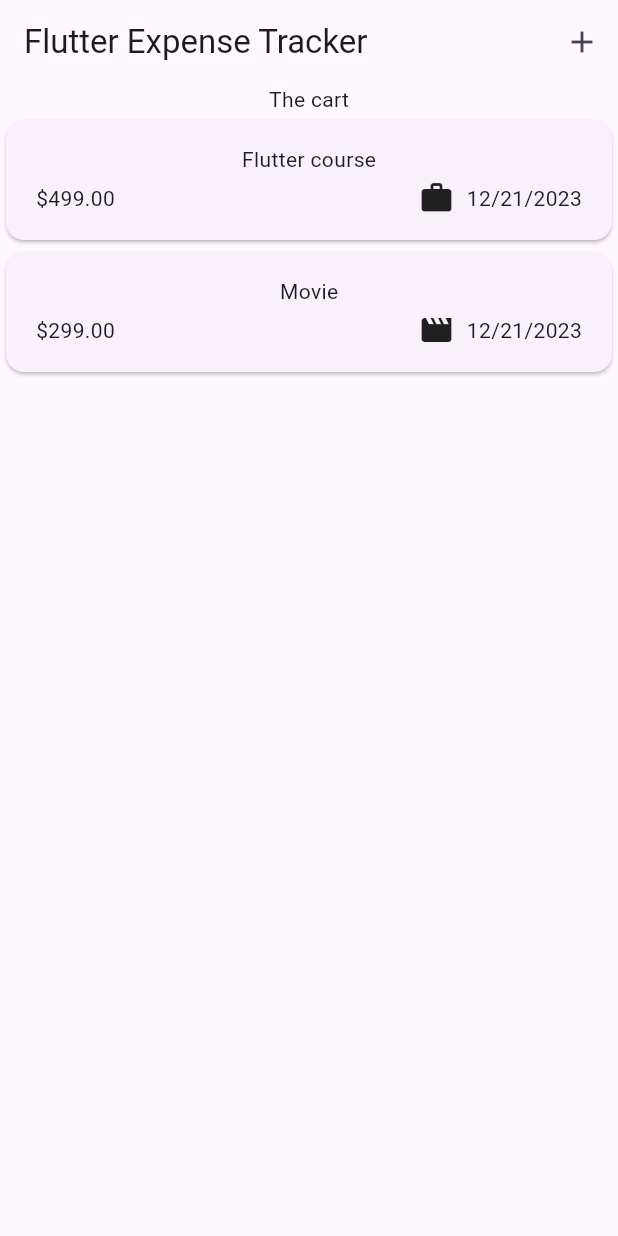
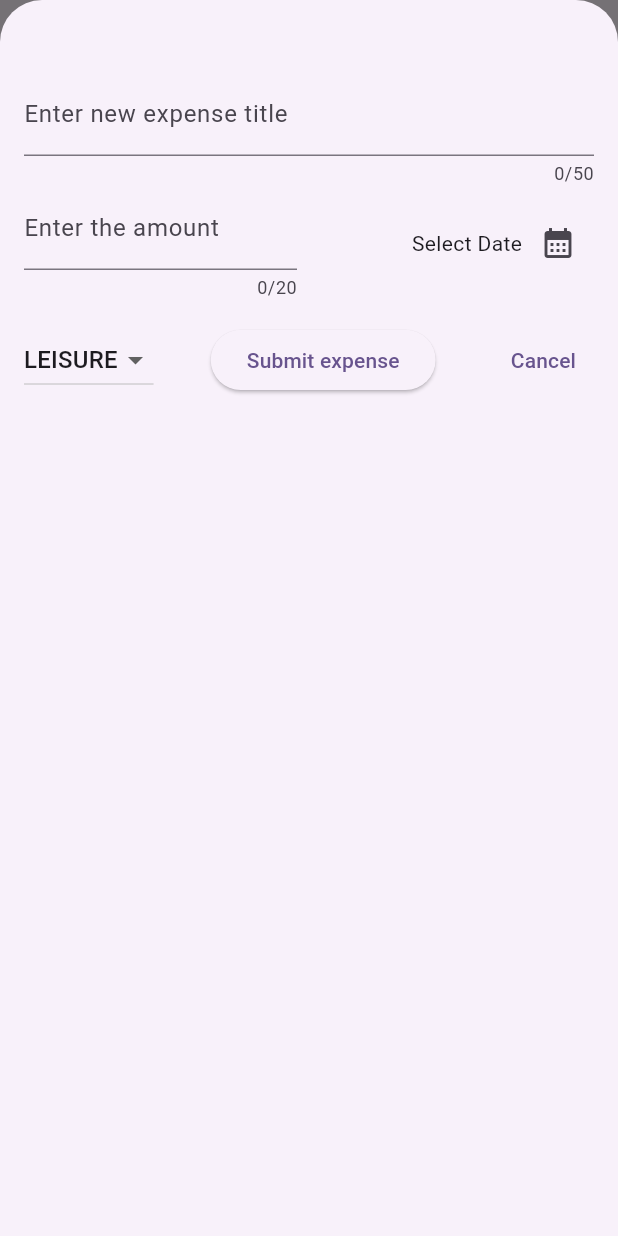
Before and after one commit to pratikk94/Flutter, a Flutter app: the screen it shows after launch, after a tap on the "add" icon, on a phone screen of 412 x 824 dp. Run offline on Flutter 3.47's test engine with Material 2 defaults, Android fonts, the phone set to English and light mode, and no system bars.

Commit message:
App without theming

```diff
--- a/003_expense_tracker/expense_tracker/lib/widgets/expense_list/expenses_list.dart
+++ b/003_expense_tracker/expense_tracker/lib/widgets/expense_list/expenses_list.dart
@@ -3,15 +3,23 @@ import 'package:expense_tracker/widgets/expense_list/expense_item.dart';
 import 'package:flutter/material.dart';
 
 class ExpensesList extends StatelessWidget {
-  const ExpensesList({super.key, required this.expenses});
+  const ExpensesList(
+      {super.key, required this.expenses, required this.removeExpense});
 
   final List<Expense> expenses;
+  final Function removeExpense;
 
   @override
   Widget build(BuildContext context) {
     return ListView.builder(
       itemCount: expenses.length,
-      itemBuilder: ((context, index) => ExpenseItem(expense: expenses[index])),
+      itemBuilder: ((context, index) => Dismissible(
+            key: ValueKey(expenses[index]),
+            onDismissed: (direction) {
+              removeExpense(expenses[index]);
+            },
+            child: ExpenseItem(expense: expenses[index]),
+          )),
     );
   }
 }
--- a/003_expense_tracker/expense_tracker/lib/widgets/expenses.dart
+++ b/003_expense_tracker/expense_tracker/lib/widgets/expenses.dart
@@ -1,5 +1,6 @@
 import 'package:expense_tracker/widgets/expense_list/expenses_list.dart';
 import 'package:expense_tracker/models/expense.dart';
+import 'package:expense_tracker/widgets/new_expense.dart';
 import 'package:flutter/material.dart';
 
 class Expenses extends StatefulWidget {
@@ -23,14 +24,58 @@ class _ExpensesState extends State<Expenses> {
         date: DateTime.now())
   ];
 
+  _showModalSheet() {
+    showModalBottomSheet(
+        isScrollControlled: true,
+        context: context,
+        builder: (ctx) {
+          return NewExpense(addExpense: _addExpense);
+        });
+  }
+
+  void _addExpense(Expense e) {
+    setState(() {
+      registeredExpenses.add(e);
+    });
+  }
+
+  void _removeExpense(Expense e) {
+    var index = registeredExpenses.indexOf(e);
+
+    setState(() {
+      registeredExpenses.remove(e);
+    });
+
+    ScaffoldMessenger.of(context).clearSnackBars();
+    ScaffoldMessenger.of(context).showSnackBar(
+      SnackBar(
+        content: const Text("Item deleted"),
+        action: SnackBarAction(
+          label: "Undo",
+          onPressed: () {
+            setState(() {
+              registeredExpenses.insert(index, e);
+            });
+          },
+        ),
+      ),
+    );
+  }
+
   @override
   Widget build(BuildContext context) {
+    Widget mainContent = const Center(child: Text("No expense logged"));
+
+    if (!registeredExpenses.isEmpty) {
+      mainContent = ExpensesList(
+          expenses: registeredExpenses, removeExpense: _removeExpense);
+    }
     return Scaffold(
       appBar: AppBar(
         title: const Text("Flutter Expense Tracker"),
         actions: [
           IconButton(
-            onPressed: () {},
+            onPressed: _showModalSheet,
             icon: const Icon(Icons.add),
           ),
         ],
@@ -38,9 +83,7 @@ class _ExpensesState extends State<Expenses> {
       body: Column(
         children: [
           const Text("The cart"),
-          Expanded(
-            child: ExpensesList(expenses: registeredExpenses),
-          ),
+          Expanded(child: mainContent),
         ],
       ),
     );
--- /dev/null
+++ b/003_expense_tracker/expense_tracker/lib/widgets/new_expense.dart
@@ -0,0 +1,174 @@
+import 'package:flutter/material.dart';
+import 'package:intl/intl.dart';
+import 'package:expense_tracker/models/expense.dart';
+
+var formatter = DateFormat.yMd();
+
+//ignore: must_be_immutable
+class NewExpense extends StatefulWidget {
+  NewExpense({super.key, required this.addExpense});
+  Function addExpense;
+  @override
+  State<NewExpense> createState() => _NewExpenseState();
+}
+
+class _NewExpenseState extends State<NewExpense> {
+  // var _enteredTitle = '';
+  // void _saveTitleInput(String inputValue) {
+  //   _enteredTitle = inputValue;
+  // }
+
+  final _titleController = TextEditingController();
+  final _expenseAmountController = TextEditingController();
+  DateTime? _selectedDate;
+  Category _selectedCategory = Category.leisure;
+
+  @override
+  void dispose() {
+    _titleController.dispose();
+    _expenseAmountController.dispose();
+    super.dispose();
+  }
+
+  void _presentDatePicker() async {
+    final now = DateTime.now();
+    final firstDate = DateTime(now.year - 1, now.month, now.day);
+
+    final pickedDate = await showDatePicker(
+        context: context,
+        initialDate: now,
+        firstDate: firstDate,
+        lastDate: now);
+
+    setState(() {
+      _selectedDate = pickedDate;
+    });
+  }
+
+  void _submitResponse() {
+    final enteredAmount = double.tryParse(_expenseAmountController.text);
+    final amountInvalid = enteredAmount == null || enteredAmount <= 0;
+
+    if (amountInvalid ||
+        _selectedDate == null ||
+        _titleController.text.trim().isEmpty) {
+      showDialog(
+        context: context,
+        builder: (ctx) => AlertDialog(
+          actions: [
+            TextButton(
+                onPressed: () {
+                  Navigator.pop(ctx);
+                },
+                child: const Text("Ok"))
+          ],
+          title: const Text("Invalid input"),
+          content: const Text(
+              "Please make sure a valid title amount and date is selected"),
+        ),
+      );
+      return;
+    }
+
+    Expense e = Expense(
+        title: _titleController.text,
+        amount: enteredAmount,
+        date: _selectedDate!,
+        category: _selectedCategory);
+
+    widget.addExpense(e);
+    Navigator.pop(context);
+  }
+
+  @override
+  Widget build(BuildContext context) {
+    return Padding(
+      padding: const EdgeInsets.fromLTRB(
+        16,
+        48,
+        16,
+        16,
+      ),
+      child: Column(
+        children: [
+          TextField(
+            maxLength: 50,
+            //onChanged: _saveTitleInput,
+            controller: _titleController,
+            decoration: const InputDecoration(
+              label: Text("Enter new expense title"),
+            ),
+          ),
+          Row(
+            children: [
+              Expanded(
+                child: TextField(
+                  maxLength: 20,
+                  keyboardType: TextInputType.number,
+                  controller: _expenseAmountController,
+                  decoration: const InputDecoration(
+                    prefixText: "\$",
+                    label: Text("Enter the amount"),
+                  ),
+                ),
+              ),
+              const SizedBox(width: 16),
+              Expanded(
+                child: Row(
+                  mainAxisAlignment: MainAxisAlignment.end,
+                  crossAxisAlignment: CrossAxisAlignment.center,
+                  children: [
+                    Text(_selectedDate == null
+                        ? "Select Date"
+                        : formatter.format(_selectedDate!)),
+                    IconButton(
+                      onPressed: _presentDatePicker,
+                      icon: const Icon(Icons.calendar_month),
+                    )
+                  ],
+                ),
+              ),
+            ],
+          ),
+          const SizedBox(
+            height: 16,
+          ),
+          Row(children: [
+            DropdownButton(
+                value: _selectedCategory,
+                items: Category.values
+                    .map(
+                      (cat) => DropdownMenuItem(
+                        value: cat,
+                        child: Text(
+                          cat.name.toUpperCase(),
+                        ),
+                      ),
+                    )
+                    .toList(),
+                onChanged: (value) {
+                  if (value == null) {
+                    return;
+                  }
+                  setState(() {
+                    _selectedCategory = value;
+                  });
+                }),
+            const Spacer(),
+            ElevatedButton(
+              onPressed: _submitResponse,
+              child: const Text("Submit expense"),
+            ),
+            const Spacer(),
+            TextButton(
+              onPressed: () {
+                Navigator.pop(context);
+              },
+              child: const Text("Cancel"),
+            )
+          ]),
+        ],
+      ),
+    );
+  }
+}
```
